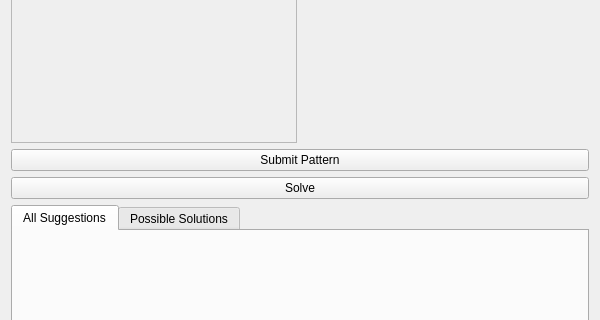
Before: the Qt Designer form src/gui/DungleonWidget.ui in satsinush/word-games, drawn with Qt 5; both pictures show x 0 to 600 and y 214 to 534 of the 600 by 700 pixel window.
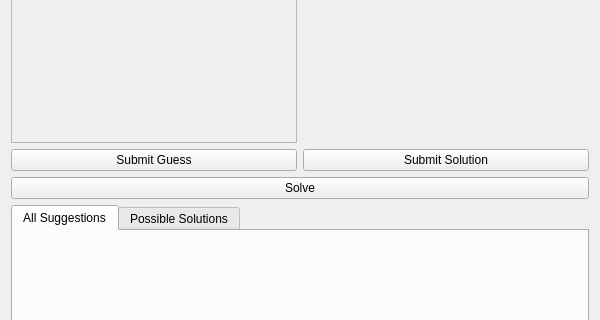
After: the same form once the commit is applied.

Commit message: Added guantlet mode to dungleon

The edit to the form file:
```diff
--- a/src/gui/DungleonWidget.ui
+++ b/src/gui/DungleonWidget.ui
@@ -96,11 +96,25 @@
      </layout>
     </item>
     <item>
+     <layout class="QHBoxLayout" name="submitButtonsLayout">
+      <item>
      <widget class="QPushButton" name="submitBtn">
       <property name="text">
-        <string>Submit Pattern</string>
-      </property>
-     </widget>
+         <string>Submit Guess</string>
+        </property>
+       </widget>
+      </item>
+      <item>
+       <widget class="QPushButton" name="submitSolutionBtn">
+        <property name="text">
+         <string>Submit Solution</string>
+        </property>
+        <property name="toolTip">
+         <string>Submit as past solution (Gauntlet mode)</string>
+        </property>
+       </widget>
+      </item>
+     </layout>
     </item>
     <item>
      <widget class="QPushButton" name="solveBtn">
```
Lines whose indentation alone changed are shown as unchanged. The commit also changes 15 other files.
